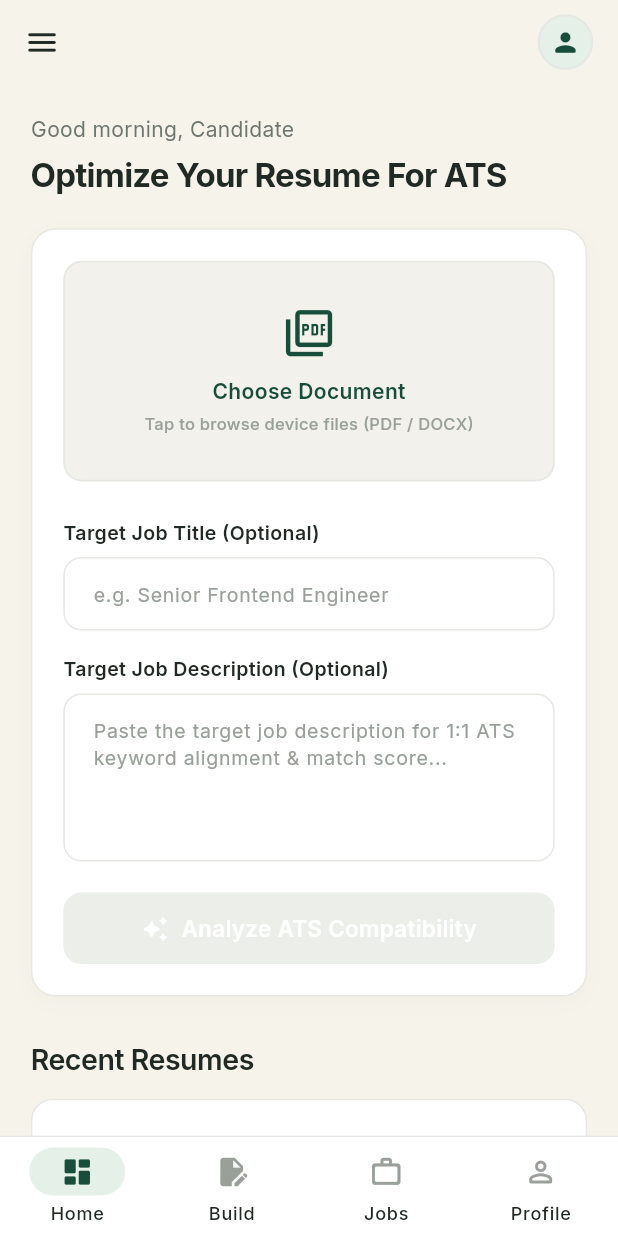
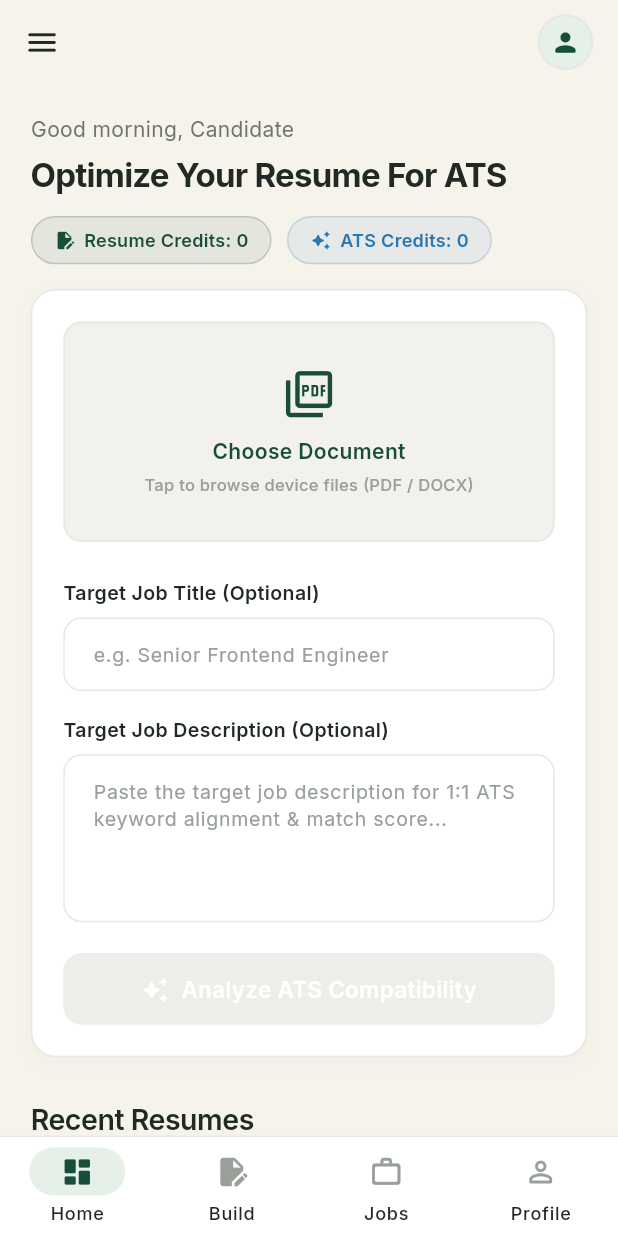
Before and after one commit to Muhammadtalha54/ResumeCraft_miobile, a Flutter app: the HomeScreen screen opened by its route, on a phone screen of 412 x 824 dp. Run offline on Flutter 3.47's test engine with Material 3 defaults, Android fonts, the phone set to English and light mode, and no system bars; our stand-ins replace dio, file_picker, flutter_dotenv, flutter_riverpod, flutter_secure_storage, go_router and 3 more; missing offline and left inert: syncfusion_flutter_pdfviewer; accounts and stored records are empty; network calls fail.

Commit message:
fix(credits): live credit sync, profile refresh, home screen credit indicators, and templateId alignment

```diff
--- a/lib/features/auth/domain/repositories/auth_repository.dart
+++ b/lib/features/auth/domain/repositories/auth_repository.dart
@@ -6,6 +6,7 @@ abstract class AuthRepository {
   Future<UserEntity> verifyEmail({required String email, required String otpCode});
   Future<void> resendVerificationOtp({required String email});
   Future<void> forgotPassword({required String email});
-  Future<UserEntity?> getCurrentUser();
+  Future<UserEntity?> getCurrentUser({bool forceRefresh = false});
+  Future<void> saveCachedUser(UserEntity user);
   Future<void> logout();
 }
--- a/lib/features/home/presentation/screens/home_screen.dart
+++ b/lib/features/home/presentation/screens/home_screen.dart
@@ -30,6 +30,7 @@ class _HomeScreenState extends ConsumerState<HomeScreen> {
     super.initState();
     WidgetsBinding.instance.addPostFrameCallback((_) {
       ref.read(resumeAnalysisProvider.notifier).fetchHistory();
+      ref.read(authNotifierProvider.notifier).refreshProfile();
     });
   }
 
@@ -96,7 +97,12 @@ class _HomeScreenState extends ConsumerState<HomeScreen> {
       ),
       body: SafeArea(
         child: RefreshIndicator(
-          onRefresh: () => ref.read(resumeAnalysisProvider.notifier).fetchHistory(),
+          onRefresh: () async {
+            await Future.wait([
+              ref.read(resumeAnalysisProvider.notifier).fetchHistory(),
+              ref.read(authNotifierProvider.notifier).refreshProfile(),
+            ]);
+          },
           color: AppColors.primary,
           child: SingleChildScrollView(
             physics: const AlwaysScrollableScrollPhysics(),
@@ -120,7 +126,67 @@ class _HomeScreenState extends ConsumerState<HomeScreen> {
                   'Optimize Your Resume For ATS',
                   style: AppTextStyles.screenHeading.copyWith(fontSize: 22),
                 ),
-                SizedBox(height: context.screenHeight * 0.025),
+                SizedBox(height: context.screenHeight * 0.015),
+
+                // Live Credits Badge Row
+                Row(
+                  children: [
+                    Container(
+                      padding: EdgeInsets.symmetric(
+                        horizontal: context.screenWidth * 0.035,
+                        vertical: context.screenHeight * 0.008,
+                      ),
+                      decoration: BoxDecoration(
+                        color: AppColors.primary.withValues(alpha: 0.08),
+                        borderRadius: BorderRadius.circular(context.screenWidth * 0.05),
+                        border: Border.all(color: AppColors.primary.withValues(alpha: 0.2)),
+                      ),
+                      child: Row(
+                        mainAxisSize: MainAxisSize.min,
+                        children: [
+                          Icon(Icons.edit_document, size: 14, color: AppColors.primary),
+                          const SizedBox(width: 6),
+                          Text(
+                            'Resume Credits: ${user?.resumeCredits ?? 0}',
+                            style: AppTextStyles.metadata.copyWith(
+                              color: AppColors.primary,
+                              fontWeight: FontWeight.w600,
+                              fontSize: 12,
+                            ),
+                          ),
+                        ],
+                      ),
+                    ),
+                    SizedBox(width: context.screenWidth * 0.025),
+                    Container(
+                      padding: EdgeInsets.symmetric(
+                        horizontal: context.screenWidth * 0.035,
+                        vertical: context.screenHeight * 0.008,
+                      ),
+                      decoration: BoxDecoration(
+                        color: AppColors.information.withValues(alpha: 0.08),
+                        borderRadius: BorderRadius.circular(context.screenWidth * 0.05),
+                        border: Border.all(color: AppColors.information.withValues(alpha: 0.2)),
+                      ),
+                      child: Row(
+                        mainAxisSize: MainAxisSize.min,
+                        children: [
+                          Icon(Icons.auto_awesome_rounded, size: 14, color: AppColors.information),
+                          const SizedBox(width: 6),
+                          Text(
+                            'ATS Credits: ${user?.atsCredits ?? 0}',
+                            style: AppTextStyles.metadata.copyWith(
+                              color: AppColors.information,
+                              fontWeight: FontWeight.w600,
+                              fontSize: 12,
+                            ),
+                          ),
+                        ],
+                      ),
+                    ),
+                  ],
+                ),
+                SizedBox(height: context.screenHeight * 0.02),
 
                 // Upload & Target Details Card
                 Container(
--- a/lib/features/resume_analysis/presentation/screens/analysis_result_screen.dart
+++ b/lib/features/resume_analysis/presentation/screens/analysis_result_screen.dart
@@ -85,10 +85,12 @@ class _AnalysisResultScreenState extends ConsumerState<AnalysisResultScreen> {
           (pdfPath.startsWith('/api') ? pdfPath : '/api$pdfPath');
 
       // Update remaining credits in AuthNotifier
-      if (result['remainingCredits'] is Map && result['remainingCredits']['resumeCredits'] != null) {
+      if (result['remainingCredits'] is Map) {
+        final credits = result['remainingCredits'] as Map<String, dynamic>;
         ref.read(authNotifierProvider.notifier).updateCredits(
-              resumeCredits: (result['remainingCredits']['resumeCredits'] as num).toInt(),
-            );
+          resumeCredits: (credits['resumeCredits'] as num?)?.toInt(),
+          atsCredits: (credits['atsCredits'] as num?)?.toInt(),
+        );
       }
 
       // Refresh recent resumes in history
```
Also changed, not shown: lib/features/auth/data/repositories/auth_repository_impl.dart (+33 -7 lines), lib/features/auth/presentation/providers/auth_provider.dart (+20 -5 lines), lib/features/profile/presentation/screens/profile_screen.dart (+25 -7 lines).
